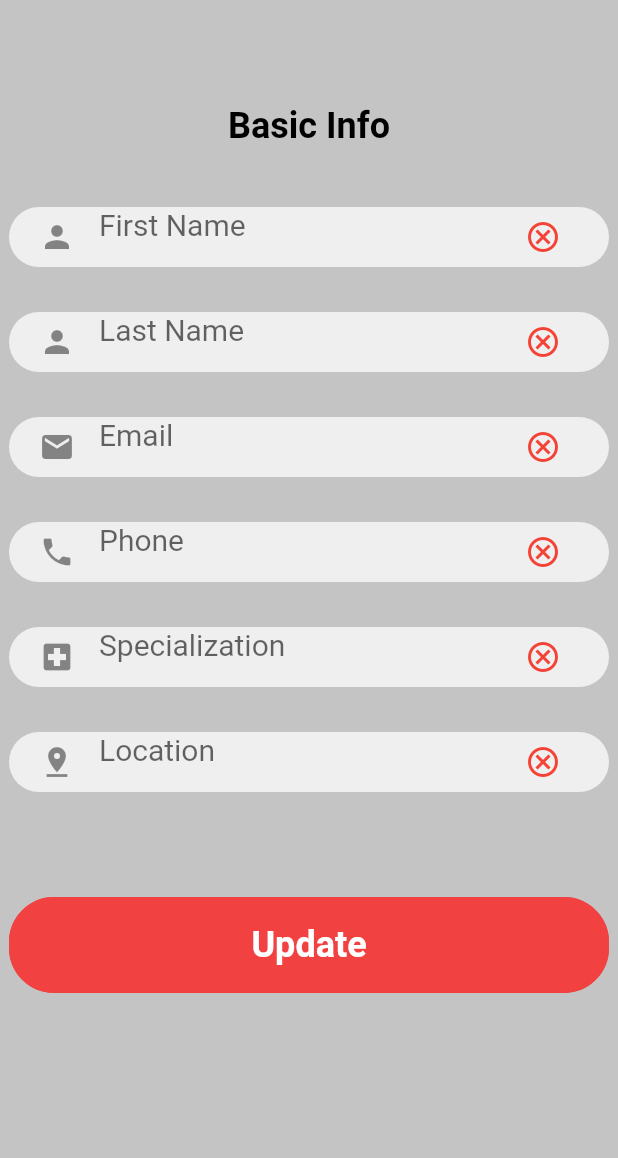
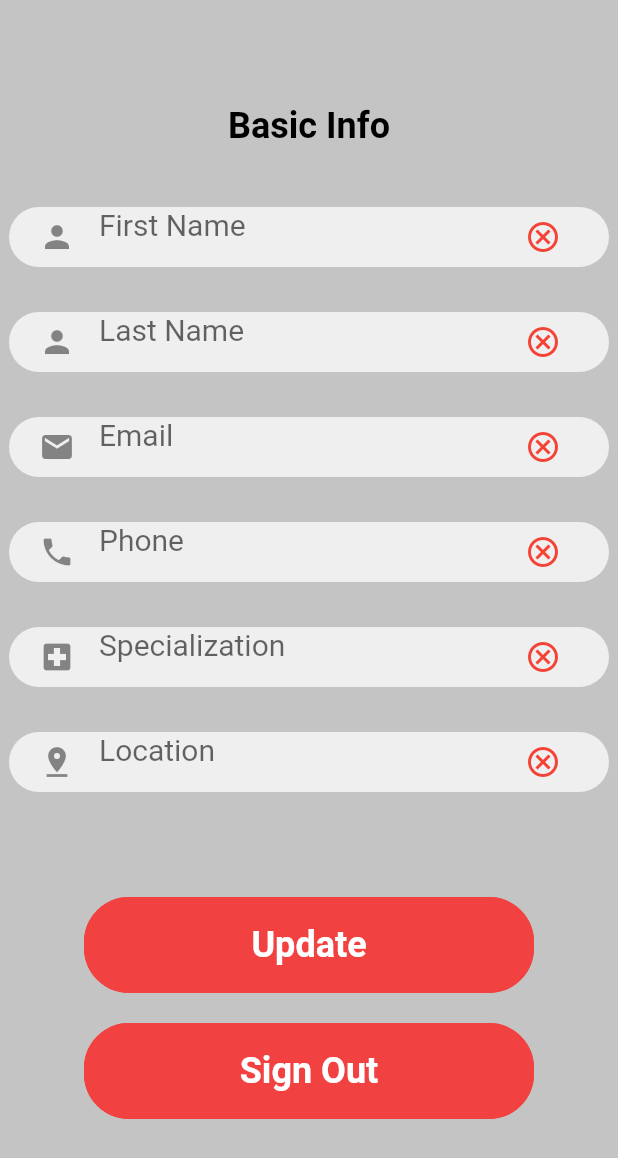
Before and after one commit to CristinaGTW/virtualmed, a Flutter app: the DoctorProfileTab screen opened directly, on a phone screen of 412 x 824 dp. Shown: the top 1158 px of the screen. Run offline on Flutter 3.47's test engine with Material 2 defaults, Android fonts, the light colour scheme and no system bars; our stand-ins replace flutter_svg, geolocator, google_maps_flutter, socket_io_client; missing offline and left inert: google_maps_webservice; accounts and stored records are empty.

Commit message:
[vn119, ct519] Added sign out functionality

```diff
--- a/lib/Screens/Doctor/components/profile/doctor_profile_tab.dart
+++ b/lib/Screens/Doctor/components/profile/doctor_profile_tab.dart
@@ -4,6 +4,7 @@ import 'package:provider/provider.dart';
 import 'package:virtual_med/Screens/Authentication/components/rounded_input_field.dart';
 import 'package:virtual_med/Services/user-provider.dart';
 import 'package:virtual_med/Services/utils.dart';
+import 'package:virtual_med/components/landing-page.dart';
 import 'package:virtual_med/components/rounded_button.dart';
 import 'package:virtual_med/components/top-title.dart';
 
@@ -59,15 +60,7 @@ class _DoctorProfileTabState extends State<DoctorProfileTab> {
                   top: 50,
                   left: (size.width - 400) / 2,
                   right: (size.width - 400) / 2),
-              child: Container(
-                child: RoundedButton(
-                  width: 400,
-                  text: "Update",
-                  press: () {
-                    updateDetails();
-                  },
-                ),
-              ),
+              child: getButtons()
             )
           ],
         ),
@@ -95,6 +88,34 @@ class _DoctorProfileTabState extends State<DoctorProfileTab> {
               ),
         onChanged: (value) => _data[dataField] = value,
       ),
+    );
+  }
+
+  Widget getButtons() {
+    return Column(
+      children: <Widget>[
+        Container(
+          child: RoundedButton(
+            width: 300,
+            text: "Update",
+            press: () {
+              updateDetails();
+            },
+          ),
+        ),
+        Container(
+          child: RoundedButton(
+            width: 300,
+            text: "Sign Out",
+            press: () {
+              Navigator.push(context, MaterialPageRoute(builder: (context) {
+                return LandingPage();
+              }));
+              context.read<UserProvider>().setDoctorUser(null);
+            },
+          ),
+        ),
+      ],
     );
   }
 
```
Also changed, not shown: lib/Screens/ProfileScreen/profile_tab.dart (+34 -14 lines).
